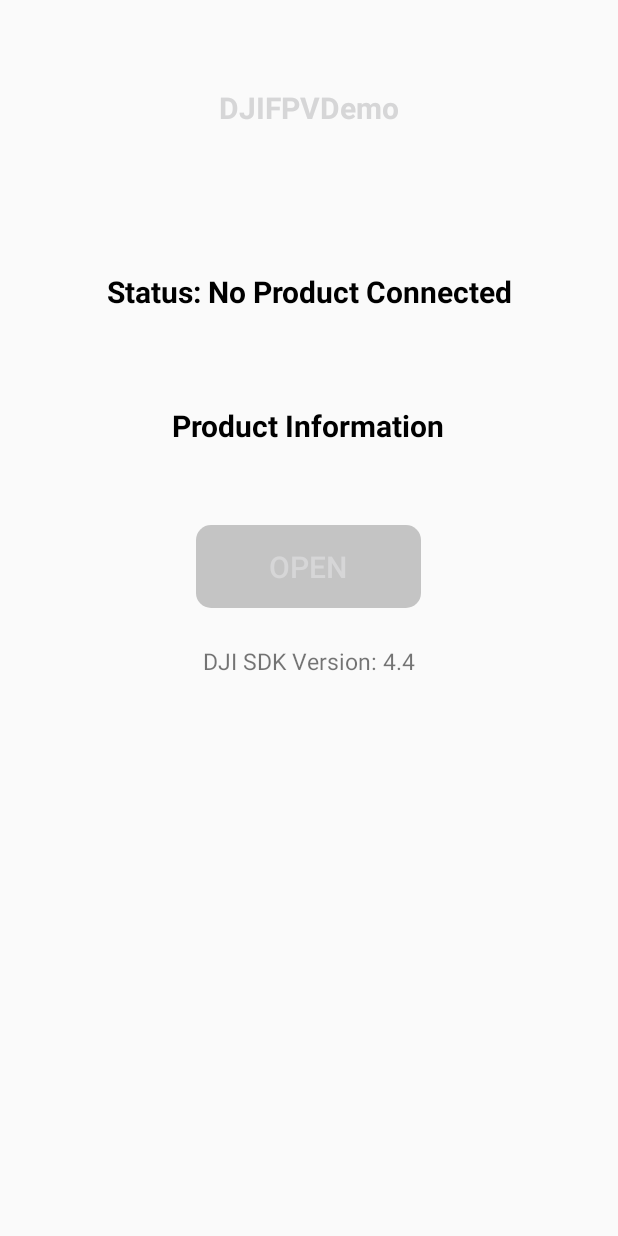
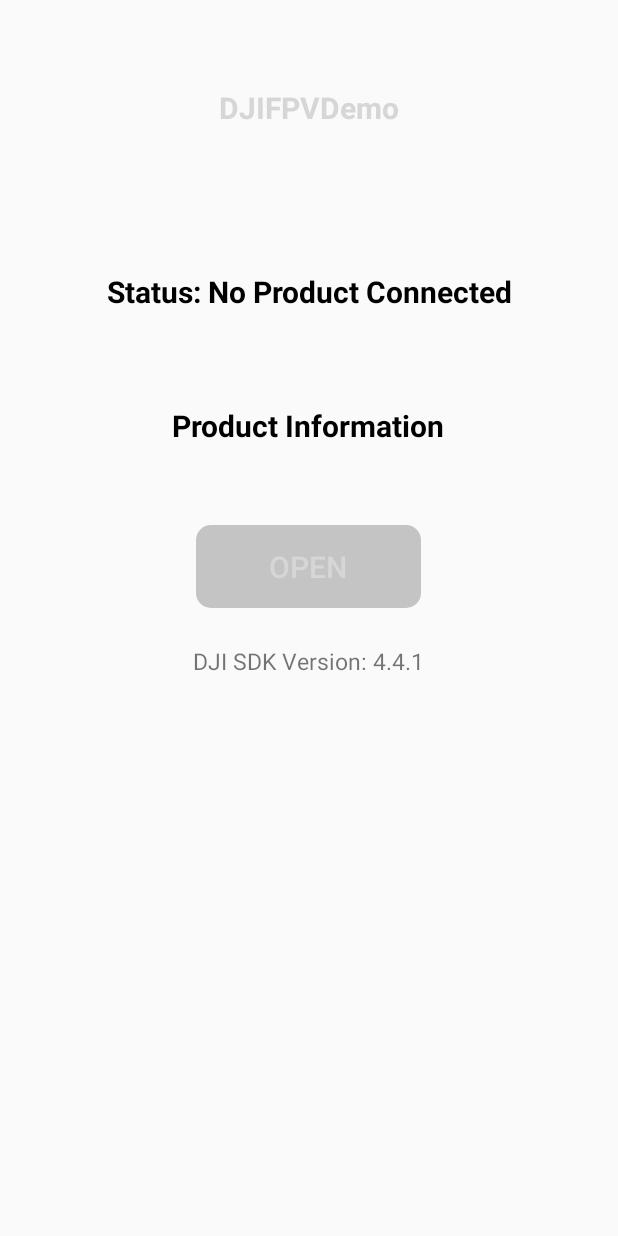
Before and after one commit to DJI-Mobile-SDK-Tutorials/Android-FPVDemo, an Android app: the screen it shows after launch (ConnectionActivity), on a phone screen of 412 x 824 dp. Run offline under Robolectric (Android 15) with nearby library versions, the phone set to English and light mode, and no system bars; libraries missing offline, so code that uses them is left out: com.secneo.sdk, dji.common.error, dji.log, dji.sdk.base, dji.sdk.camera and 2 more; 4 statements that could not run were skipped.

Commit message:
Update demo sdk version.

```diff
--- a/FPVDemo/app/src/main/res/values/strings.xml
+++ b/FPVDemo/app/src/main/res/values/strings.xml
@@ -6,6 +6,6 @@
     <string name="disconnected">Disconnected</string>
     <string name="product_information">Product Information</string>
     <string name="connection_loose">Status: No Product Connected</string>
-    <string name="sdk_version">DJI SDK Version: 4.4</string>
+    <string name="sdk_version">DJI SDK Version: 4.4.1</string>
 
 </resources>
```
